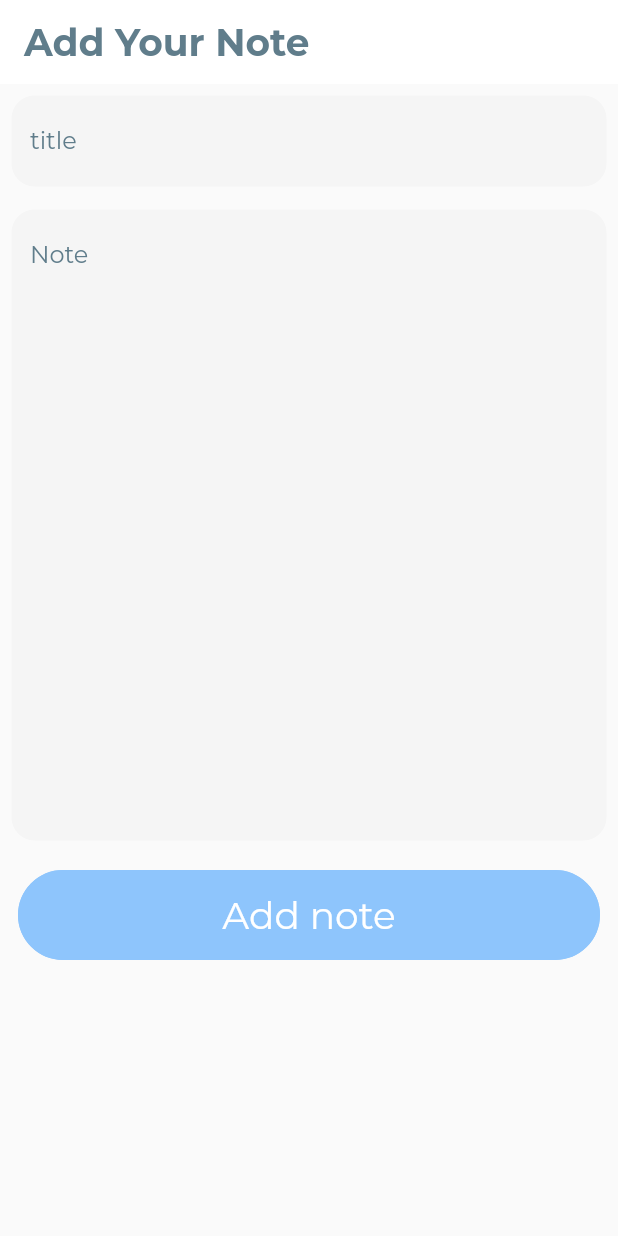
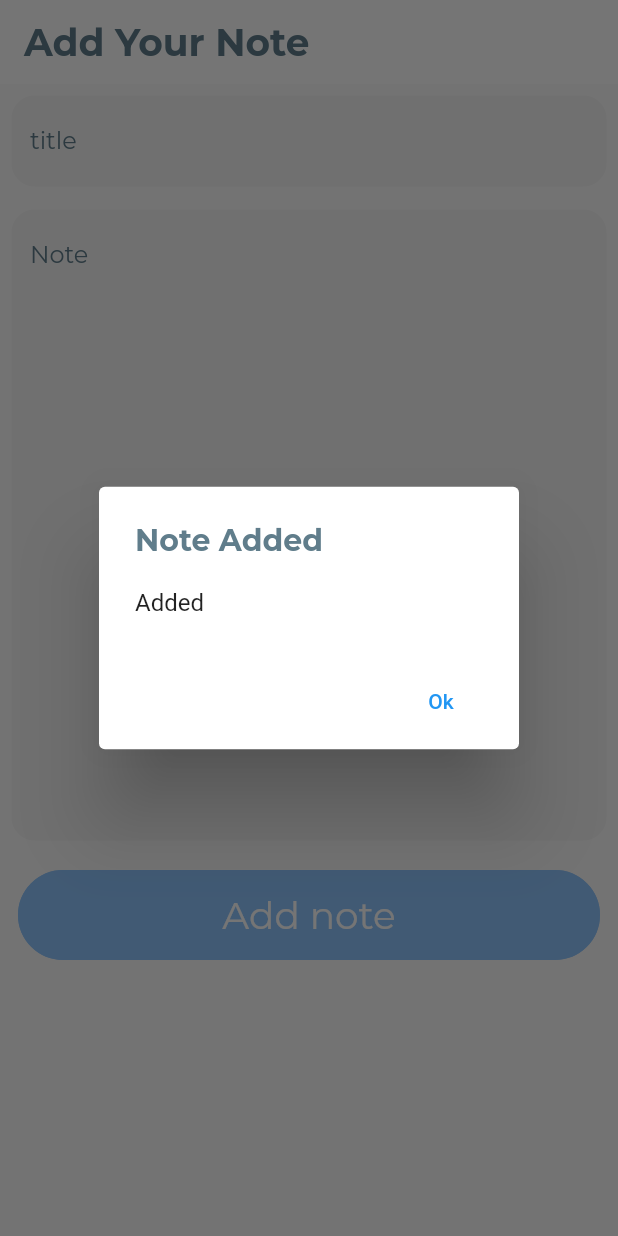
Before and after one commit to Omk4r-san/Notes, a Flutter app: the AddNotesPage screen opened directly, after a tap on "Add note", on a phone screen of 412 x 824 dp. Run offline on Flutter 3.47's test engine with Material 2 defaults, Android fonts, the phone set to English and light mode, and no system bars; our stand-ins replace cloud_firestore, firebase_auth, google_fonts, unicons; accounts and stored records are empty.

```diff
--- a/lib/screens/add_notes_page.dart
+++ b/lib/screens/add_notes_page.dart
@@ -2,6 +2,7 @@ import 'package:flutter/material.dart';
 import 'package:notes/shared/styles.dart';
 import 'package:notes/widgets/flat_button.dart';
 import 'package:cloud_firestore/cloud_firestore.dart';
+import 'package:notes/services/crud.dart';
 
 class AddNotesPage extends StatefulWidget {
   final VoidCallback onButtonPressed;
@@ -12,27 +13,36 @@ class AddNotesPage extends StatefulWidget {
 }
 
 class _AddNotesPageState extends State<AddNotesPage> {
-  List note = [];
-  String input = "";
+  // List note = [];
+  // String input = "";
+  QuerySnapshot note;
+  String _notetitle, _notedescription;
+
+  CrudMethods crudObj = new CrudMethods();
 
   TextEditingController _titleController = new TextEditingController();
   TextEditingController _noteController = new TextEditingController();
   @override
   void initState() {
+    crudObj.getData().then((result) {
+      setState(() {
+        note = result;
+      });
+    });
     super.initState();
   }
 
-  addNote() {
-    DocumentReference documentReference =
-        Firestore.instance.collection("Notes").document(input);
-    // Mapping
-    Map<String, String> notes = {};
-    documentReference.setData(notes).whenComplete(() {
-      print("$input created");
-    });
-  }
+  // addNote() {
+  //   DocumentReference documentReference =
+  //       Firestore.instance.collection("Notes").document(input);
+  //   // Mapping
+  //   Map<String, String> notes = {};
+  //   documentReference.setData(notes).whenComplete(() {
+  //     print("$input created");
+  //   });
+  // }
 
-  deletenote() {}
+  // deletenote() {}
 
   @override
   Widget build(BuildContext context) {
@@ -51,12 +61,18 @@ class _AddNotesPageState extends State<AddNotesPage> {
             padding: const EdgeInsets.all(8.0),
             child: TextField(
               controller: _titleController,
+              onChanged: (value) {
+                _notetitle = value;
+              },
               decoration: inputDecoration.copyWith(hintText: "title"),
             ),
           ),
           Padding(
             padding: const EdgeInsets.all(8.0),
             child: TextField(
+              onChanged: (value) {
+                _notedescription = value;
+              },
               maxLines: 20,
               controller: _noteController,
               decoration: inputDecoration.copyWith(hintText: "Note"),
@@ -78,12 +94,21 @@ class _AddNotesPageState extends State<AddNotesPage> {
                       fontSize: 25, color: backgroundColor),
                 ),
                 onPressed: () {
-                  note.add({
-                    "title": _titleController.text.toString(),
-                    "Note": _noteController.text.toString()
+                  Map<String, dynamic> noteData = {
+                    'noteTitle': this._notetitle,
+                    'noteDescription': this._notedescription
+                  };
+                  crudObj.addTask(noteData).then((result) {
+                    dialogTrigger(context);
+                  }).catchError((e) {
+                    print(e);
                   });
+                  // note.add({
+                  //   "title": _titleController.text.toString(),
+                  //   "Note": _noteController.text.toString()
+                  // });
 
-                  print(note);
+                  // print(note);
 
                   setState(() {
                     _titleController.clear();
@@ -94,6 +119,30 @@ class _AddNotesPageState extends State<AddNotesPage> {
         ],
       ),
     );
+  }
+
+  Future<bool> dialogTrigger(BuildContext context) async {
+    return showDialog(
+        context: context,
+        barrierDismissible: true,
+        builder: (BuildContext context) {
+          return AlertDialog(
+            content: Text("Added"),
+            title: Text(
+              "Note Added",
+              style: titlelabelStyle,
+            ),
+            actions: <Widget>[
+              FlatButton(
+                child: Text("Ok"),
+                textColor: Colors.blue,
+                onPressed: () {
+                  Navigator.of(context).pop();
+                },
+              )
+            ],
+          );
+        });
   }
 }
 
--- a/lib/screens/bottom_navigation_page.dart
+++ b/lib/screens/bottom_navigation_page.dart
@@ -1,7 +1,6 @@
 import 'package:flutter/cupertino.dart';
 import 'package:flutter/foundation.dart';
 import 'package:flutter/material.dart';
-import 'package:google_nav_bar/google_nav_bar.dart';
 import 'package:notes/screens/add_notes_page.dart';
 import 'package:notes/screens/notes_page.dart';
 import 'package:notes/shared/styles.dart';
--- a/lib/screens/sign_in.dart
+++ b/lib/screens/sign_in.dart
@@ -138,7 +138,9 @@ class _SignInPageState extends State<SignInPage> {
         Navigator.push(context,
             MaterialPageRoute(builder: (context) => BottomNavigationPage()));
       } catch (e) {
-        print(e.message);
+        SnackBar(
+          content: Text(e.toString()),
+        );
       }
     }
   }
--- /dev/null
+++ b/lib/services/crud.dart
@@ -0,0 +1,26 @@
+import 'package:cloud_firestore/cloud_firestore.dart';
+import 'package:firebase_auth/firebase_auth.dart';
+
+class CrudMethods {
+  bool isLoggedIn() {
+    if (FirebaseAuth.instance.currentUser() != null) {
+      return true;
+    } else {
+      return false;
+    }
+  }
+
+  Future<void> addTask(noteData) async {
+    if (isLoggedIn()) {
+      Firestore.instance.collection("notes").add(noteData).catchError((e) {
+        print(e);
+      });
+    } else {
+      print("U need to be Logged in");
+    }
+  }
+
+  getData() async {
+    return Firestore.instance.collection('notes').getDocuments();
+  }
+}
```
Also changed, not shown: lib/screens/note_details.dart (+10 -4 lines), lib/screens/notes_page.dart (+31 -7 lines).
